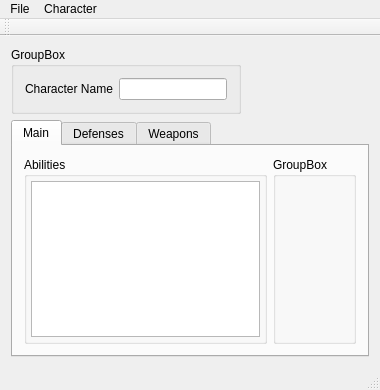
smithbt/StarfinderCharacterApp, file StarfinderCharacterApp.ui: the form before one commit.
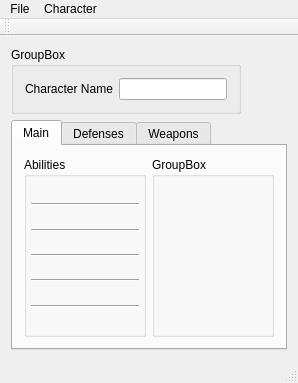
The form after the commit. Custom widgets are drawn as their Qt base class.

Commit message: Converted AbilityWidget (and its delegate) back to maintining an individual score. Removed headerData, setAbility from AbilityModel and implemented setData. In StarfinderCharacterApp, added ability score mapping. Removed headerData from CharacterModel. Converted custom role usage to standard DisplayRole and EditRole.

The edit to the form file:
```diff
--- a/StarfinderCharacterApp.ui
+++ b/StarfinderCharacterApp.ui
@@ -6,8 +6,8 @@
    <rect>
     <x>0</x>
     <y>0</y>
-    <width>380</width>
-    <height>390</height>
+    <width>298</width>
+    <height>383</height>
    </rect>
   </property>
   <property name="sizePolicy">
@@ -53,7 +53,57 @@
             <number>4</number>
            </property>
            <item>
-            <widget class="QListView" name="listView"/>
+            <widget class="AbilityWidget" name="str_widget" native="true"/>
+           </item>
+           <item>
+            <widget class="Line" name="line_9">
+             <property name="orientation">
+              <enum>Qt::Horizontal</enum>
+             </property>
+            </widget>
+           </item>
+           <item>
+            <widget class="AbilityWidget" name="dex_widget" native="true"/>
+           </item>
+           <item>
+            <widget class="Line" name="line_10">
+             <property name="orientation">
+              <enum>Qt::Horizontal</enum>
+             </property>
+            </widget>
+           </item>
+           <item>
+            <widget class="AbilityWidget" name="con_widget" native="true"/>
+           </item>
+           <item>
+            <widget class="Line" name="line_13">
+             <property name="orientation">
+              <enum>Qt::Horizontal</enum>
+             </property>
+            </widget>
+           </item>
+           <item>
+            <widget class="AbilityWidget" name="int_widget" native="true"/>
+           </item>
+           <item>
+            <widget class="Line" name="line_12">
+             <property name="orientation">
+              <enum>Qt::Horizontal</enum>
+             </property>
+            </widget>
+           </item>
+           <item>
+            <widget class="AbilityWidget" name="wis_widget" native="true"/>
+           </item>
+           <item>
+            <widget class="Line" name="line_11">
+             <property name="orientation">
+              <enum>Qt::Horizontal</enum>
+             </property>
+            </widget>
+           </item>
+           <item>
+            <widget class="AbilityWidget" name="cha_widget" native="true"/>
            </item>
           </layout>
          </widget>
@@ -272,7 +322,7 @@
     <rect>
      <x>0</x>
      <y>0</y>
-     <width>380</width>
+     <width>298</width>
      <height>21</height>
     </rect>
    </property>
@@ -360,6 +410,12 @@
    <header>WeaponWidget.h</header>
    <container>1</container>
   </customwidget>
+  <customwidget>
+   <class>AbilityWidget</class>
+   <extends>QWidget</extends>
+   <header>AbilityWidget.h</header>
+   <container>1</container>
+  </customwidget>
  </customwidgets>
  <resources>
   <include location="StarfinderCharacterApp.qrc"/>
```
The commit also changes 10 other files.
